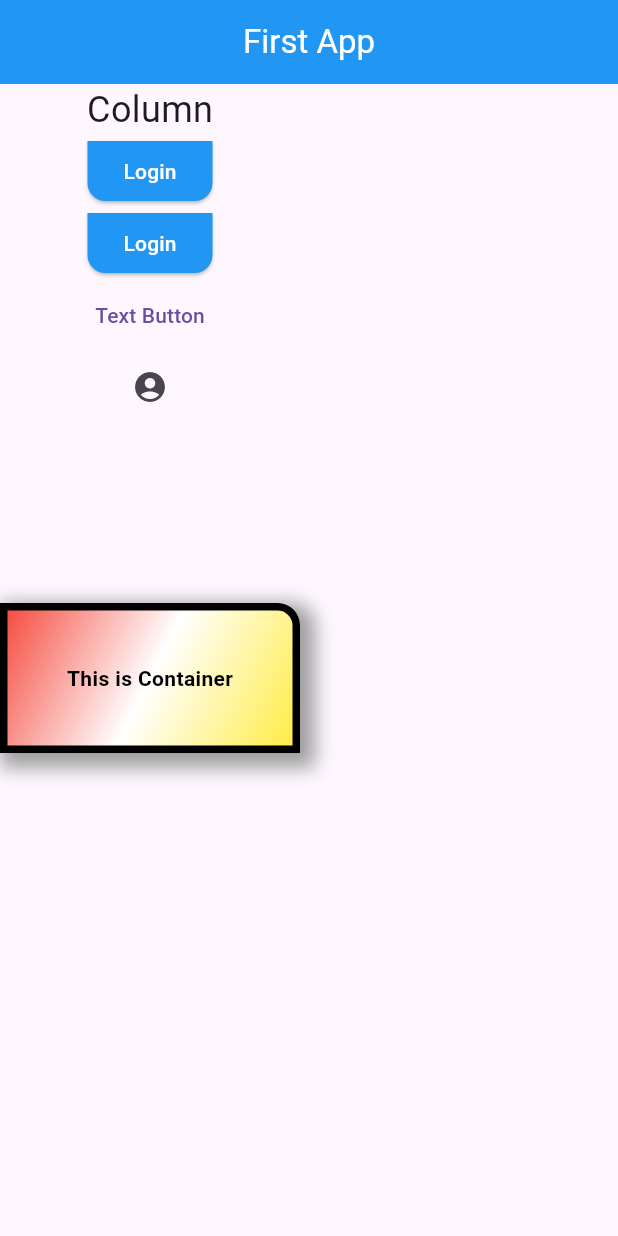
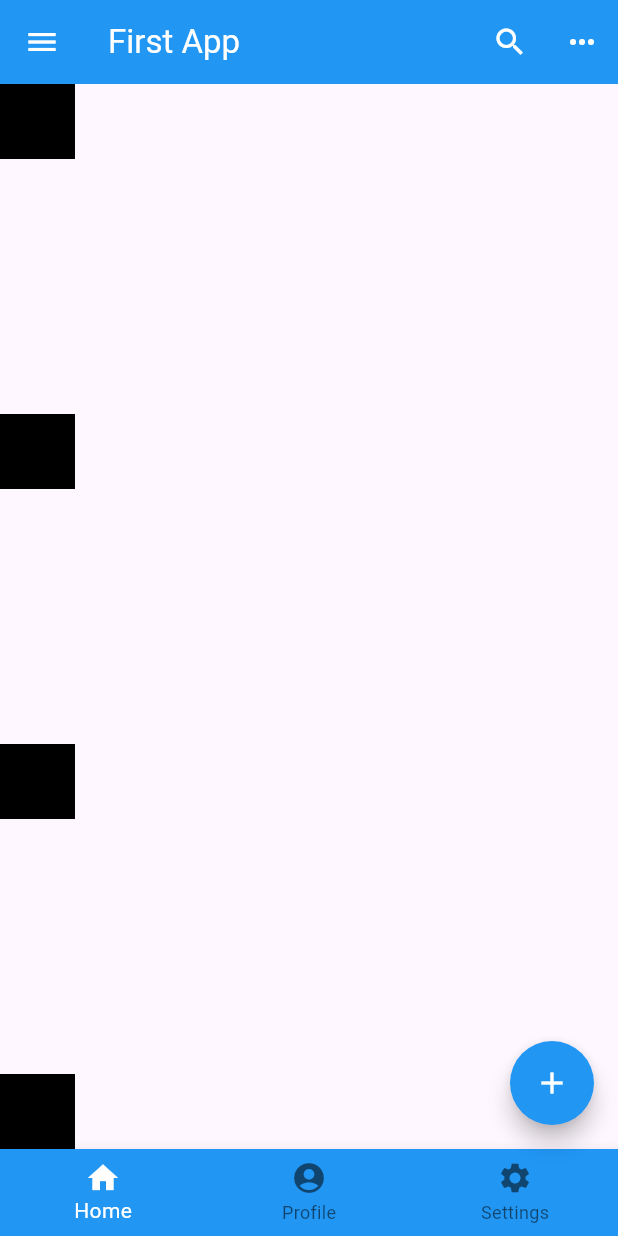
Before and after one commit to EHREkramul/Practice__Flutter-App, a Flutter app: the screen it shows after launch, on a phone screen of 412 x 824 dp. Run offline on Flutter 3.47's test engine with Material 3 defaults, Android fonts, the phone set to English and light mode, and no system bars.

Commit message:
Refactor Body

```diff
--- a/lib/main.dart
+++ b/lib/main.dart
@@ -12,13 +12,18 @@ class MyApp extends StatelessWidget {
     return MaterialApp(
       debugShowCheckedModeBanner: false,
       title: 'First App',
-      home: HomeActivity(),
+      home: HomePage(),
     );
   }
 }
 
-class HomeActivity extends StatelessWidget {
-  const HomeActivity({super.key});
+class HomePage extends StatelessWidget {
+  const HomePage({super.key});
+
+  mySnackBar(message, context) {
+    ScaffoldMessenger.of(context)
+        .showSnackBar(SnackBar(content: Text(message)));
+  }
 
   @override
   Widget build(BuildContext context) {
@@ -26,80 +31,119 @@ class HomeActivity extends StatelessWidget {
       appBar: AppBar(
         backgroundColor: Colors.blue,
         foregroundColor: Colors.white,
-        centerTitle: true,
         title: Text('First App'),
+        actions: [
+          IconButton(
+              onPressed: () {
+                mySnackBar('Appbar Search', context);
+              },
+              icon: Icon(Icons.search)),
+          IconButton(
+              onPressed: () {
+                mySnackBar('Appbar More', context);
+              },
+              icon: Icon(Icons.more_horiz)),
+        ],
       ),
-      body: Column(
-        mainAxisAlignment: MainAxisAlignment.start,
-        children: [
-          Text(
-            'Column',
-            style: TextStyle(fontSize: 24),
-          ),
-          ElevatedButton(
-            onPressed: () {},
-            style: ElevatedButton.styleFrom(
+      floatingActionButton: FloatingActionButton(
+        onPressed: () {
+          mySnackBar('Floating Button', context);
+        },
+        shape: CircleBorder(),
         backgroundColor: Colors.blue,
         foregroundColor: Colors.white,
-              shape: RoundedRectangleBorder(
-                borderRadius:
-                    BorderRadius.vertical(bottom: Radius.circular(12)),
+        child: Icon(Icons.add),
       ),
+      bottomNavigationBar: BottomNavigationBar(
+        backgroundColor: Colors.blue,
+        currentIndex: 0,
+        selectedItemColor: Colors.white,
+        items: [
+          BottomNavigationBarItem(
+            icon: Icon(Icons.home),
+            label: 'Home',
           ),
-            child: Text('Login'),
+          BottomNavigationBarItem(
+            icon: Icon(Icons.account_circle),
+            label: 'Profile',
           ),
-          ElevatedButton(
-            onPressed: () {},
-            style: ElevatedButton.styleFrom(
-              backgroundColor: Colors.blue,
-              foregroundColor: Colors.white,
-              shape: RoundedRectangleBorder(
-                borderRadius:
-                    BorderRadius.vertical(bottom: Radius.circular(12)),
-              ),
-            ),
-            child: Text('Login'),
-          ),
-          TextButton(onPressed: () {}, child: Text('Text Button')),
-          IconButton(onPressed: () {}, icon: Icon(Icons.account_circle)),
-          InkWell(
-            onTap: () {
-              print('ontap');
-            },
-            onLongPress: () {
-              print('long press');
-            },
-            child: Container(
-              padding: EdgeInsets.all(10),
-              margin: EdgeInsets.only(top: 120),
-              alignment: Alignment.center,
-              decoration: BoxDecoration(
-                color: Colors.blue,
-                borderRadius: BorderRadius.only(topRight: Radius.circular(15)),
-                border: Border.all(color: Colors.black, width: 5),
-                boxShadow: [
-                  BoxShadow(
-                    color: Colors.grey,
-                    blurRadius: 10,
-                    spreadRadius: 5,
-                    offset: Offset(5, 5),
+          BottomNavigationBarItem(
+            icon: Icon(Icons.settings),
+            label: 'Settings',
           ),
         ],
-                gradient: LinearGradient(
-                  begin: Alignment.topLeft,
-                  end: Alignment.bottomRight,
-                  colors: [Colors.red, Colors.white, Colors.yellow],
+        onTap: (int index) {
+          switch (index) {
+            case 0:
+              mySnackBar('Home NavBar', context);
+              break;
+            case 1:
+              mySnackBar('Profile NavBar', context);
+              break;
+            case 2:
+              mySnackBar('Settings NavBar', context);
+              break;
+          }
+        },
       ),
+      drawer: SafeArea(
+        child: Drawer(
+          shape: RoundedRectangleBorder(
+            borderRadius: BorderRadius.only(topRight: Radius.circular(30)),
           ),
-              height: 100,
-              width: 200,
-              child: Text(
-                'This is Container',
-                style:
-                    TextStyle(color: Colors.black, fontWeight: FontWeight.bold),
+          child: ListView(
+            children: [
+              DrawerHeader(
+                padding: EdgeInsets.zero,
+                child: UserAccountsDrawerHeader(
+                  decoration: BoxDecoration(color: Colors.blue),
+                  accountName: Text('First App'),
+                  accountEmail: Text('Testing App'),
+                  currentAccountPicture: Image.network(
+                    'https://upload.wikimedia.org/wikipedia/commons/1/17/Google-flutter-logo.png',
+                    color: Colors.black,
                   ),
                 ),
               ),
+              ListTile(
+                leading: Icon(Icons.account_circle),
+                title: Text('Profile'),
+                onTap: () {
+                  mySnackBar('Profile Drawer', context);
+                },
+              ),
+              ListTile(
+                leading: Icon(Icons.settings),
+                title: Text('Settings'),
+                onTap: () {
+                  mySnackBar('Settings Drawer', context);
+                },
+              ),
+              ListTile(
+                leading: Icon(Icons.security),
+                title: Text('Security'),
+                onTap: () {
+                  mySnackBar('Security Drawer', context);
+                },
+              ),
+              ListTile(
+                leading: Icon(Icons.contact_support_rounded),
+                title: Text('Support'),
+                onTap: () {
+                  mySnackBar('Support Drawer', context);
+                },
+              ),
+            ],
+          ),
+        ),
+      ),
+      body: Column(
+        mainAxisAlignment: MainAxisAlignment.spaceBetween,
+        children: [
+          Container(height: 50, width: 50, decoration: BoxDecoration(color: Colors.black)),
+          Container(height: 50, width: 50, decoration: BoxDecoration(color: Colors.black)),
+          Container(height: 50, width: 50, decoration: BoxDecoration(color: Colors.black)),
+          Container(height: 50, width: 50, decoration: BoxDecoration(color: Colors.black)),
         ],
       ),
     );
```
Lines whose indentation alone changed are shown as unchanged.
